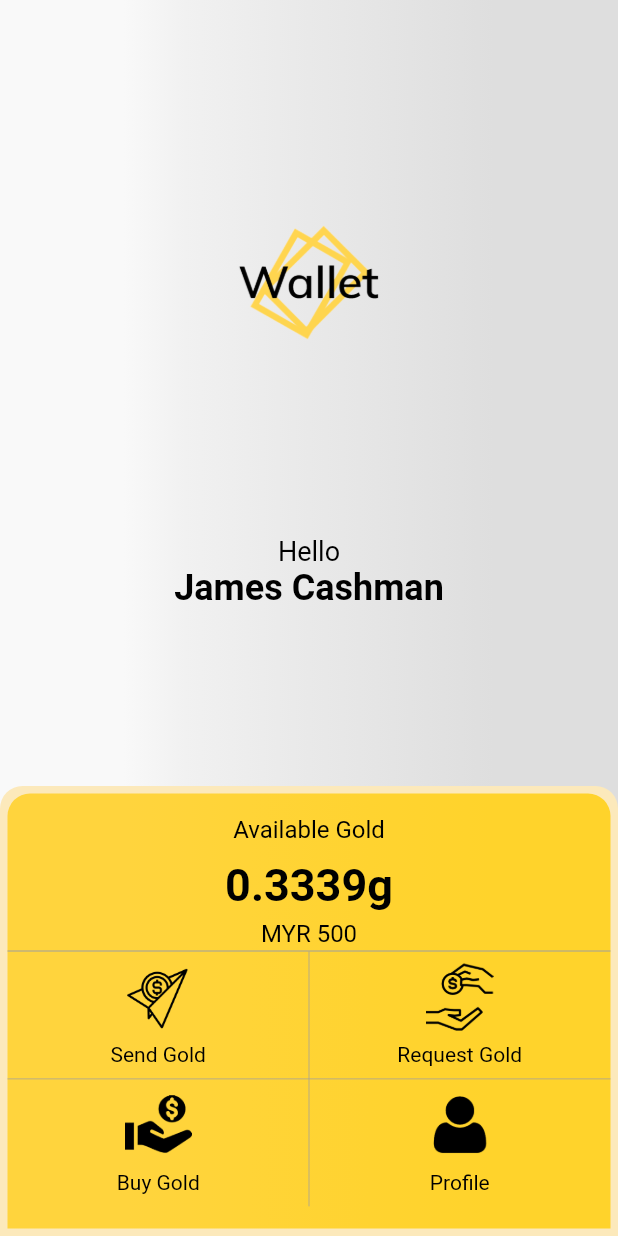
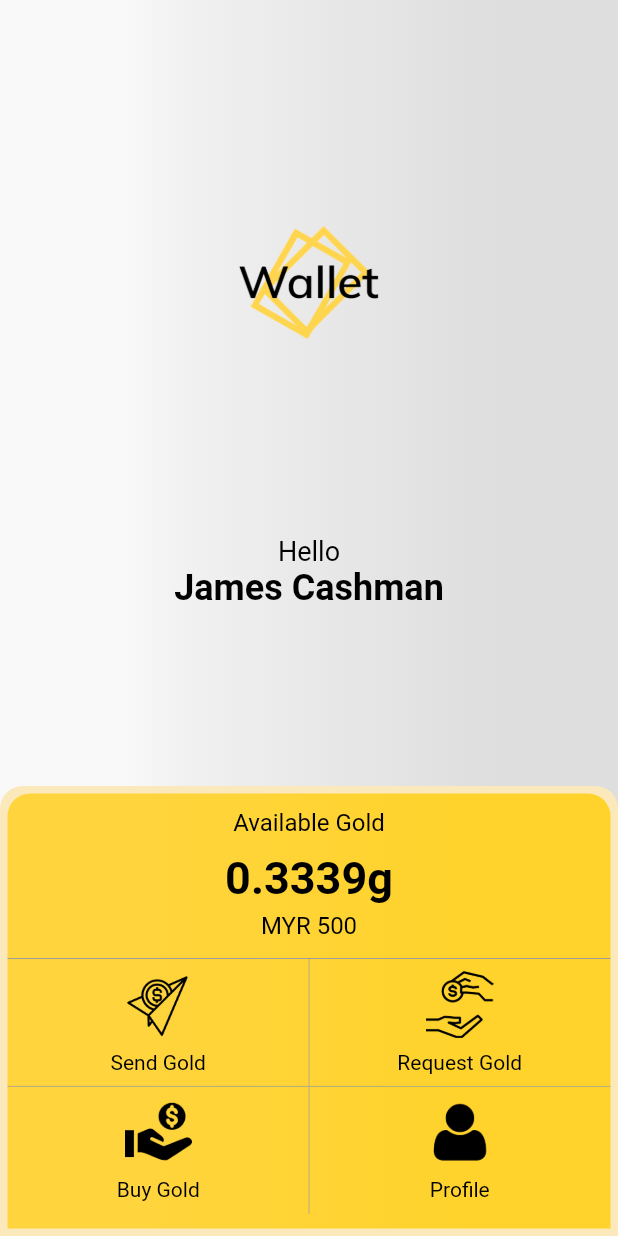
Before and after one commit to hakimdaniall/finafex_screens, a Flutter app: the screen it shows after launch, on a phone screen of 412 x 824 dp. Run offline on Flutter 3.47's test engine with Material 2 defaults, Android fonts, the phone set to English and light mode, and no system bars; our stand-ins replace flutter_credit_card, flutter_svg.

Commit message:
styling on main.dart & transaction history.dart

```diff
--- a/lib/main.dart
+++ b/lib/main.dart
@@ -159,7 +159,7 @@ class _DashBoardPageState extends State<DashBoardPage> {
                         mainAxisAlignment: MainAxisAlignment.center,
                         children: <Widget>[
                           Container(
-                            height: 90,
+                            height: 100,
                             child: Center(
                               child: ListView(
                                 children: <Widget>[
--- a/lib/screens/transaction_history.dart
+++ b/lib/screens/transaction_history.dart
@@ -141,7 +141,7 @@ class TransactionDetails extends StatelessWidget {
         break;
       case TransactionType.pending:
         transactionName = "Pending";
-        transactionIconData = Icons.arrow_downward;
+        transactionIconData = Icons.access_time;
         color = Colors.orange;
         break;}
         return Container(
```
